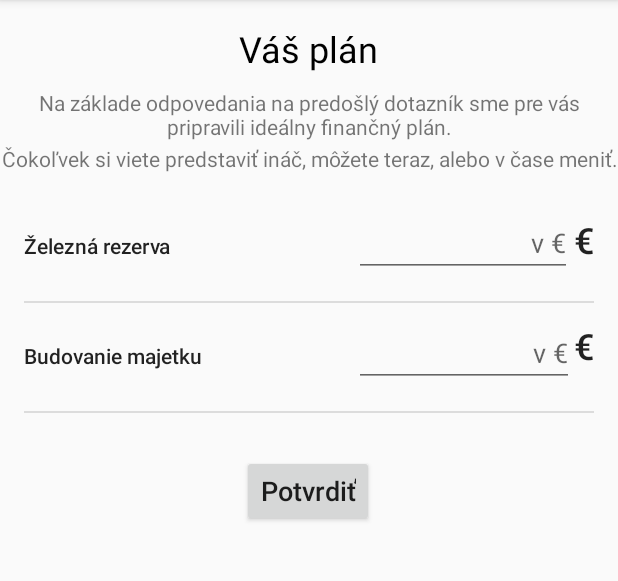
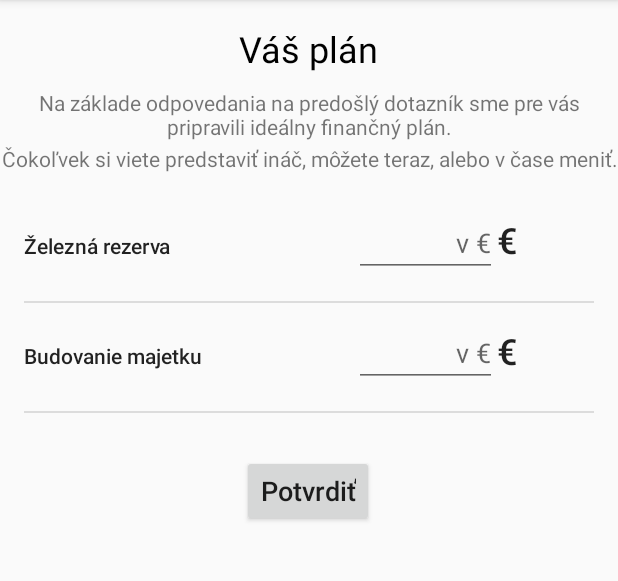
Before and after one commit to Trupendo/FinHealth, an Android app: the SumarizationFragment screen opened through its navigation route, on a phone screen of 412 x 824 dp, the part 84-665 px from its top. Run offline under Robolectric (Android 15) with nearby library versions, the phone set to English and light mode, and no system bars; our stand-ins replace Firebase (no records; nobody signed in at launch, a user with empty details on screens opened directly).

Commit message:
oprava layoutu sumarizacie

```diff
--- a/app/src/main/java/devetlopers/finhealth/SumarizationFragment.java
+++ b/app/src/main/java/devetlopers/finhealth/SumarizationFragment.java
@@ -12,51 +12,14 @@ import android.view.View;
 import android.view.ViewGroup;
 import android.widget.Button;
 
-/**
- * A simple {@link Fragment} subclass.
- * Use the {@link SumarizationFragment#newInstance} factory method to
- * create an instance of this fragment.
- */
 public class SumarizationFragment extends Fragment {
 
-    // TODO: Rename parameter arguments, choose names that match
-    // the fragment initialization parameters, e.g. ARG_ITEM_NUMBER
-    private static final String ARG_PARAM1 = "param1";
-    private static final String ARG_PARAM2 = "param2";
-
-    // TODO: Rename and change types of parameters
-    private String mParam1;
-    private String mParam2;
-
     public SumarizationFragment() {
-        // Required empty public constructor
-    }
-
-    /**
-     * Use this factory method to create a new instance of
-     * this fragment using the provided parameters.
-     *
-     * @param param1 Parameter 1.
-     * @param param2 Parameter 2.
-     * @return A new instance of fragment SumarizationFragment.
-     */
-    // TODO: Rename and change types and number of parameters
-    public static SumarizationFragment newInstance(String param1, String param2) {
-        SumarizationFragment fragment = new SumarizationFragment();
-        Bundle args = new Bundle();
-        args.putString(ARG_PARAM1, param1);
-        args.putString(ARG_PARAM2, param2);
-        fragment.setArguments(args);
-        return fragment;
     }
 
     @Override
     public void onCreate(Bundle savedInstanceState) {
         super.onCreate(savedInstanceState);
-        if (getArguments() != null) {
-            mParam1 = getArguments().getString(ARG_PARAM1);
-            mParam2 = getArguments().getString(ARG_PARAM2);
-        }
     }
 
     @Override
--- a/app/src/main/res/layout/fragment_plan_create.xml
+++ b/app/src/main/res/layout/fragment_plan_create.xml
@@ -61,7 +61,7 @@
         android:id="@+id/euro1"
         android:layout_width="wrap_content"
         android:layout_height="wrap_content"
-        android:layout_marginTop="28dp"
+        android:layout_marginTop="32dp"
         android:layout_marginEnd="16dp"
         android:text="@string/euro"
         android:textAppearance="@style/TextAppearance.AppCompat.Body2"
@@ -148,6 +148,7 @@
         android:layout_marginTop="24dp"
         android:layout_marginEnd="16dp"
         android:text="Mám manželku a nezaopatrené deti"
+        android:textAppearance="@style/TextAppearance.AppCompat.Body2"
         app:layout_constraintEnd_toEndOf="parent"
         app:layout_constraintHorizontal_bias="0.0"
         app:layout_constraintStart_toStartOf="parent"
--- a/app/src/main/res/layout/fragment_sumarization.xml
+++ b/app/src/main/res/layout/fragment_sumarization.xml
@@ -55,14 +55,14 @@
 
     <EditText
         android:id="@+id/rezervaPlan"
-        android:layout_width="145dp"
+        android:layout_width="95dp"
         android:layout_height="41dp"
         android:layout_marginTop="28dp"
         android:ems="10"
         android:hint="v €"
         android:inputType="numberDecimal"
         android:textAlignment="textEnd"
-        app:layout_constraintEnd_toStartOf="@+id/euro1"
+        app:layout_constraintEnd_toEndOf="parent"
         app:layout_constraintHorizontal_bias="0.0"
         app:layout_constraintStart_toEndOf="@+id/rezervaText"
         app:layout_constraintTop_toBottomOf="@+id/info2" />
@@ -72,13 +72,10 @@
         android:layout_width="wrap_content"
         android:layout_height="wrap_content"
         android:layout_marginTop="28dp"
-        android:layout_marginEnd="16dp"
         android:text="@string/euro"
         android:textAppearance="@style/TextAppearance.AppCompat.Body2"
         android:textSize="24sp"
-        app:layout_constraintEnd_toEndOf="parent"
-        app:layout_constraintHorizontal_bias="0.0"
-        app:layout_constraintStart_toEndOf="@+id/pMesPrijem"
+        app:layout_constraintStart_toEndOf="@+id/rezervaPlan"
         app:layout_constraintTop_toBottomOf="@+id/info2" />
 
     <TextView
@@ -96,14 +93,15 @@
 
     <EditText
         android:id="@+id/budMajetkuPlan"
-        android:layout_width="0dp"
+        android:layout_width="95dp"
         android:layout_height="41dp"
         android:layout_marginTop="32dp"
         android:ems="10"
         android:hint="v €"
         android:inputType="numberDecimal"
         android:textAlignment="textEnd"
-        app:layout_constraintEnd_toStartOf="@+id/euro2"
+        app:layout_constraintEnd_toEndOf="parent"
+        app:layout_constraintHorizontal_bias="0.0"
         app:layout_constraintStart_toEndOf="@+id/budMajetkuText"
         app:layout_constraintTop_toBottomOf="@+id/rezervaPlan" />
 
@@ -111,14 +109,11 @@
         android:id="@+id/euro2"
         android:layout_width="wrap_content"
         android:layout_height="wrap_content"
-        android:layout_marginTop="38dp"
-        android:layout_marginEnd="16dp"
+        android:layout_marginTop="41dp"
         android:text="@string/euro"
         android:textAppearance="@style/TextAppearance.AppCompat.Body2"
         android:textSize="24sp"
-        app:layout_constraintEnd_toEndOf="parent"
-        app:layout_constraintHorizontal_bias="0.0"
-        app:layout_constraintStart_toEndOf="@+id/pMesPrijem"
+        app:layout_constraintStart_toEndOf="@+id/budMajetkuPlan"
         app:layout_constraintTop_toBottomOf="@+id/euro1" />
 
     <View
```
